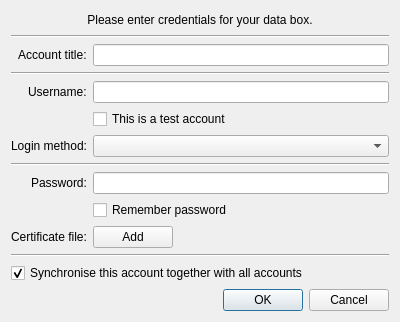
Above: src/gui/ui/dlg_create_account.ui from psakar/datovka before the change. Below: the same form after it.
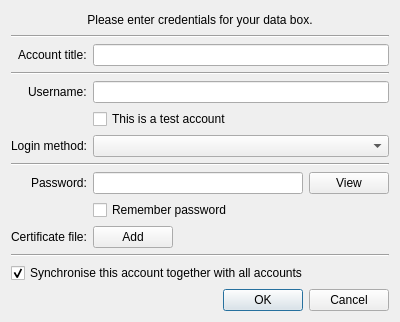
That is the form after the change. Icons and pictures are not drawn.

Commit message: Added view password button into create account dialogue.

```diff
--- a/src/gui/ui/dlg_create_account.ui
+++ b/src/gui/ui/dlg_create_account.ui
@@ -145,6 +145,8 @@
       </widget>
      </item>
      <item row="6" column="1">
+      <layout class="QHBoxLayout" name="horizontalLayout_3">
+       <item>
       <widget class="QLineEdit" name="pwdLine">
        <property name="toolTip">
         <string>Enter your password.</string>
@@ -153,6 +155,15 @@
         <enum>QLineEdit::Password</enum>
        </property>
       </widget>
+       </item>
+       <item>
+        <widget class="QPushButton" name="viewPwdButton">
+         <property name="text">
+          <string>View</string>
+         </property>
+        </widget>
+       </item>
+      </layout>
      </item>
      <item row="8" column="0">
       <spacer name="horizontalSpacer_2">
```
Lines whose indentation alone changed are shown as unchanged. The commit also changes 2 other files.
